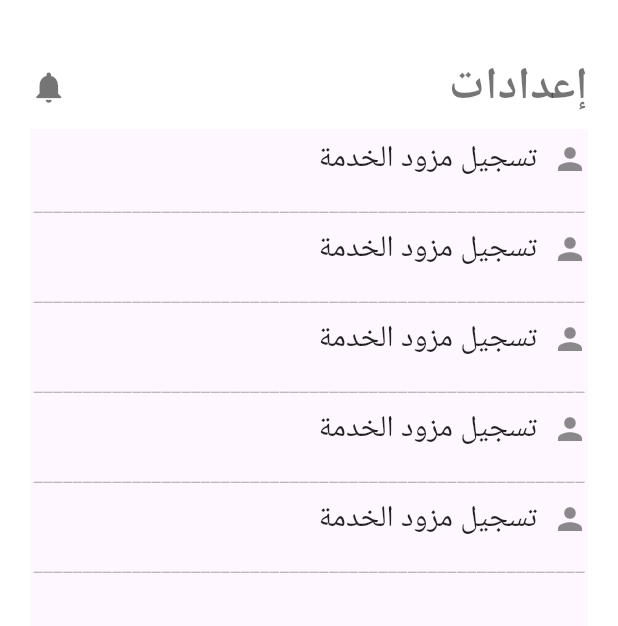
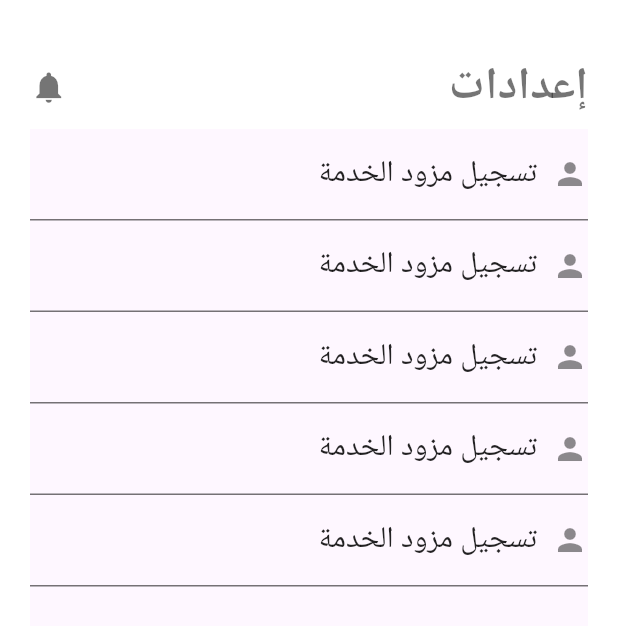
Before and after one commit to OmarWagih95/mmc, a Flutter app: the SettingsPage screen opened directly, on a phone screen of 412 x 824 dp. Shown: the top 626 px of the screen. Run offline on Flutter 3.47's test engine with Material 3 defaults, Android fonts, the light colour scheme and no system bars; our stand-ins replace equatable, firebase_core, flutter_bloc; accounts and stored records are empty.

Commit message:
t3deel fe settings list item

```diff
--- a/lib/widgets/SettingsListItem.dart
+++ b/lib/widgets/SettingsListItem.dart
@@ -8,14 +8,18 @@ SettingsListItem(this.iconData,this.title);
   Widget build(BuildContext context) {
     return Column(
       children: [
-        Padding(
-          padding: const EdgeInsets.symmetric(vertical: 5),
-          child: Row(
-            textDirection: TextDirection.rtl,
-            children: [Icon(iconData,color: Colors.black45,),SizedBox(width: 10,),Text(title,
-              style: TextStyle(fontSize: 20,color:Colors.black87),)],),
+        Container(
+          decoration: BoxDecoration(border: Border(
+            bottom: BorderSide(color: Colors.black54)
+          )),
+          child: Padding(
+            padding: const EdgeInsets.symmetric(vertical:15),
+            child: Row(
+              textDirection: TextDirection.rtl,
+              children: [Icon(iconData,color: Colors.black45,),SizedBox(width: 10,),Text(title,
+                style: TextStyle(fontSize: 20,color:Colors.black87),)],),
+          ),
         ),
-        Text('________________________________________________________',style: TextStyle(color: Colors.black26),)
       ],
     );
 
```
